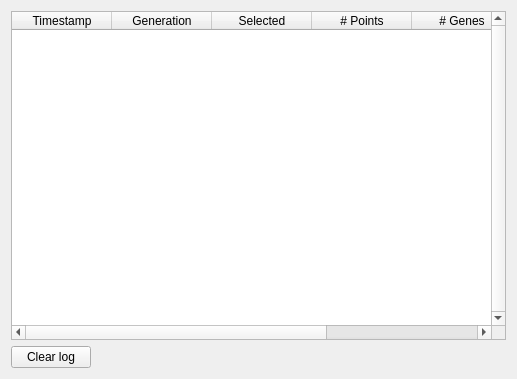
The window that logviewerform.ui (superkartoffel/evo-cubist) describes before a commit, drawn with Qt 5.
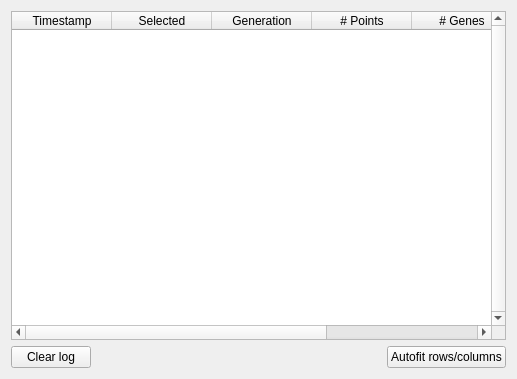
The same window after the commit.

The edit to the form file:
```diff
--- a/logviewerform.ui
+++ b/logviewerform.ui
@@ -45,16 +45,16 @@
        <string>Timestamp</string>
       </property>
      </column>
-     <column>
-      <property name="text">
-       <string>Generation</string>
-      </property>
-     </column>
      <column>
       <property name="text">
        <string>Selected</string>
       </property>
      </column>
+     <column>
+      <property name="text">
+       <string>Generation</string>
+      </property>
+     </column>
      <column>
       <property name="text">
        <string># Points</string>
@@ -94,6 +94,13 @@
        </property>
       </spacer>
      </item>
+     <item>
+      <widget class="QPushButton" name="autofitPushButton">
+       <property name="text">
+        <string>Autofit rows/columns</string>
+       </property>
+      </widget>
+     </item>
     </layout>
    </item>
   </layout>
```
Left out of the diff: 32 changed lines with no effect on the pictures.
